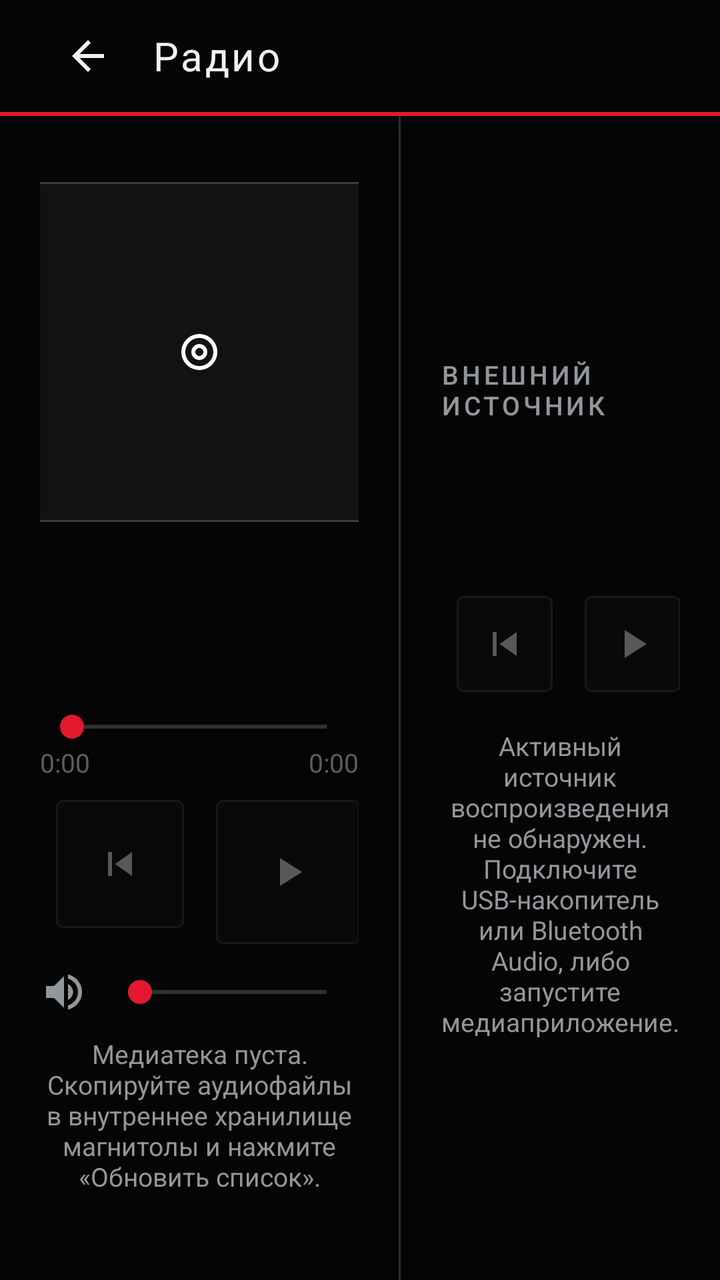
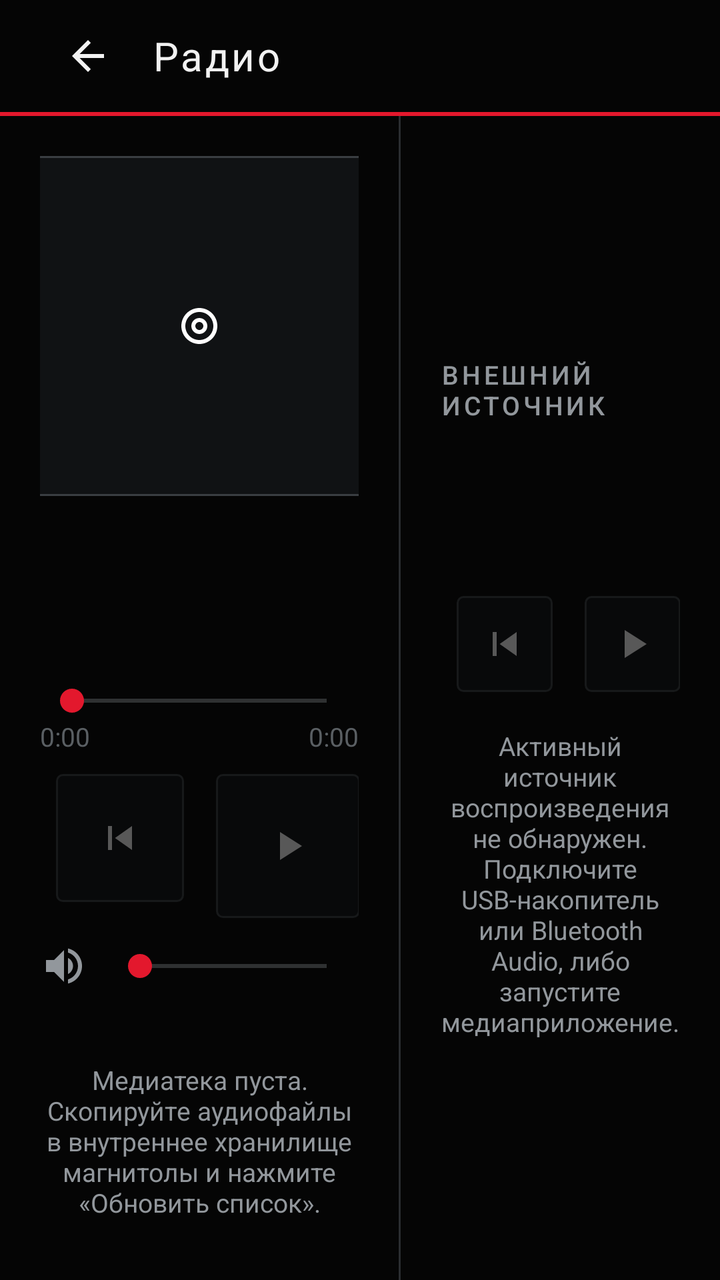

The first picture is an Android layout as it rendered before a commit; the second is the same layout after the commit. The layout source and the unified diff follow.
<!-- AndroidManifest.xml: application theme Theme.VWShell -->
<!-- res/layout/fragment_media.xml -->
<?xml version="1.0" encoding="utf-8"?>
<LinearLayout xmlns:android="http://schemas.android.com/apk/res/android"
    android:layout_width="match_parent" android:layout_height="match_parent"
    android:orientation="vertical" android:background="@color/vw_background">
    <include layout="@layout/layout_section_header"/>
    <View android:layout_width="match_parent" android:layout_height="@dimen/accent_line" android:background="@drawable/accent_line"/>

    <LinearLayout android:layout_width="match_parent" android:layout_height="0dp" android:layout_weight="1"
        android:orientation="horizontal" android:baselineAligned="false">

        
        <LinearLayout android:id="@+id/localPanel"
            android:layout_width="0dp" android:layout_height="match_parent" android:layout_weight="5"
            android:orientation="vertical" android:gravity="center" android:padding="@dimen/screen_padding">

            <ImageView android:id="@+id/localArt"
                android:layout_width="170dp" android:layout_height="170dp"
                android:scaleType="centerInside"
                android:background="@drawable/bg_tile"
                android:src="@drawable/ic_album"
                android:contentDescription="@string/media_local_title"/>

            <TextView android:id="@+id/localTrack" android:layout_width="match_parent" android:layout_height="wrap_content"
                android:layout_marginTop="16dp" android:gravity="center" android:singleLine="true" android:ellipsize="end"
                android:textColor="@color/vw_text_primary" android:textSize="24sp"/>
            <TextView android:id="@+id/localArtist" android:layout_width="match_parent" android:layout_height="wrap_content"
                android:layout_marginTop="4dp" android:gravity="center" android:singleLine="true" android:ellipsize="end"
                android:textColor="@color/vw_text_secondary" android:textSize="@dimen/title_text"/>

            
            <SeekBar android:id="@+id/localSeek" android:layout_width="match_parent" android:layout_height="wrap_content"
                android:layout_marginTop="14dp" android:progressTint="@color/vw_accent"
                android:thumbTint="@color/vw_accent" android:enabled="false"/>
            <LinearLayout android:layout_width="match_parent" android:layout_height="wrap_content"
                android:orientation="horizontal">
                <TextView android:id="@+id/localPos" android:layout_width="0dp" android:layout_height="wrap_content"
                    android:layout_weight="1" android:textColor="@color/vw_text_disabled" android:textSize="@dimen/small_text" android:text="0:00"/>
                <TextView android:id="@+id/localDur" android:layout_width="wrap_content" android:layout_height="wrap_content"
                    android:textColor="@color/vw_text_disabled" android:textSize="@dimen/small_text" android:text="0:00"/>
            </LinearLayout>

            <LinearLayout android:layout_width="wrap_content" android:layout_height="wrap_content"
                android:orientation="horizontal" android:layout_marginTop="10dp">
                <ImageButton android:id="@+id/btnLocalPrev" style="@style/VW.ControlButton"
                    android:src="@drawable/ic_prev" android:contentDescription="@string/media_prev" android:alpha="0.35"/>
                <ImageButton android:id="@+id/btnLocalPlay" style="@style/VW.ControlButton.play"
                    android:src="@drawable/ic_play" android:contentDescription="@string/media_play" android:alpha="0.35"/>
                <ImageButton android:id="@+id/btnLocalNext" style="@style/VW.ControlButton"
                    android:src="@drawable/ic_next" android:contentDescription="@string/media_next" android:alpha="0.35"/>
            </LinearLayout>

            
            <LinearLayout android:layout_width="match_parent" android:layout_height="wrap_content"
                android:orientation="horizontal" android:gravity="center_vertical" android:layout_marginTop="12dp">
                <ImageView android:layout_width="@dimen/icon_sm" android:layout_height="@dimen/icon_sm"
                    android:src="@drawable/ic_volume" android:contentDescription="@string/media_volume"
                    android:tint="@color/vw_text_secondary"/>
                <SeekBar android:id="@+id/volumeSeek" android:layout_width="0dp" android:layout_height="wrap_content"
                    android:layout_weight="1" android:layout_marginStart="10dp" android:progressTint="@color/vw_accent"
                    android:thumbTint="@color/vw_accent"/>
            </LinearLayout>

            <TextView android:id="@+id/localStatus" android:layout_width="match_parent" android:layout_height="wrap_content"
                android:layout_marginTop="10dp" android:gravity="center" android:textColor="@color/vw_text_secondary"
                android:textSize="@dimen/small_text" android:text="@string/media_local_empty"/>

            <LinearLayout android:layout_width="wrap_content" android:layout_height="wrap_content"
                android:orientation="horizontal" android:layout_marginTop="10dp">
                <com.google.android.material.button.MaterialButton android:id="@+id/btnGrantAudio" style="@style/VW.Button.Accent"
                    android:layout_width="wrap_content" android:layout_height="@dimen/button_height"
                    android:text="@string/media_grant_audio" android:visibility="gone"/>
                <com.google.android.material.button.MaterialButton android:id="@+id/btnRescan" style="@style/VW.Button"
                    android:layout_width="wrap_content" android:layout_height="@dimen/button_height"
                    android:layout_marginStart="10dp" android:text="@string/media_rescan" android:visibility="gone"/>
            </LinearLayout>
        </LinearLayout>

        <View android:layout_width="1dp" android:layout_height="match_parent" android:background="@color/vw_divider"/>

        
        <ScrollView android:layout_width="0dp" android:layout_height="match_parent" android:layout_weight="4"
            android:fillViewport="true">
            <LinearLayout android:layout_width="match_parent" android:layout_height="wrap_content"
                android:orientation="vertical" android:gravity="center" android:padding="@dimen/screen_padding">

                <TextView style="@style/VW.SectionLabel" android:layout_width="wrap_content" android:layout_height="wrap_content"
                    android:text="@string/media_external_title"/>

                <ImageView android:id="@+id/extSourceIcon" android:layout_width="40dp" android:layout_height="40dp"
                    android:layout_marginTop="14dp" android:src="@drawable/ic_bluetooth"
                    android:contentDescription="@string/media_external_title" android:visibility="gone"
                    android:tint="@color/vw_text_secondary"/>
                <ImageView android:id="@+id/extAlbumArt" android:layout_width="120dp" android:layout_height="120dp"
                    android:layout_marginTop="10dp" android:scaleType="centerInside" android:visibility="gone"
                    android:contentDescription="@string/media_external_title"/>
                <TextView android:id="@+id/extTrack" android:layout_width="match_parent" android:layout_height="wrap_content"
                    android:layout_marginTop="14dp" android:gravity="center" android:singleLine="true" android:ellipsize="end"
                    android:textColor="@color/vw_text_primary" android:textSize="20sp"/>
                <TextView android:id="@+id/extArtist" android:layout_width="match_parent" android:layout_height="wrap_content"
                    android:layout_marginTop="4dp" android:gravity="center" android:singleLine="true" android:ellipsize="end"
                    android:textColor="@color/vw_text_secondary" android:textSize="@dimen/body_text"/>

                <LinearLayout android:layout_width="wrap_content" android:layout_height="wrap_content"
                    android:orientation="horizontal" android:layout_marginTop="20dp">
                    <ImageButton android:id="@+id/btnExtPrev" style="@style/VW.ControlButton.small"
                        android:src="@drawable/ic_prev" android:contentDescription="@string/media_prev" android:alpha="0.35"/>
                    <ImageButton android:id="@+id/btnExtPlay" style="@style/VW.ControlButton.small"
                        android:src="@drawable/ic_play" android:contentDescription="@string/media_play" android:alpha="0.35"/>
                    <ImageButton android:id="@+id/btnExtNext" style="@style/VW.ControlButton.small"
                        android:src="@drawable/ic_next" android:contentDescription="@string/media_next" android:alpha="0.35"/>
                </LinearLayout>

                <TextView android:id="@+id/extStatus" android:layout_width="match_parent" android:layout_height="wrap_content"
                    android:layout_marginTop="18dp" android:gravity="center" android:textColor="@color/vw_text_secondary"
                    android:textSize="@dimen/small_text" android:text="@string/media_no_session"/>

                <com.google.android.material.button.MaterialButton android:id="@+id/btnGrantMediaAccess" style="@style/VW.Button.Accent"
                    android:layout_width="wrap_content" android:layout_height="@dimen/button_height" android:layout_marginTop="12dp"
                    android:text="@string/media_grant_access" android:visibility="gone"/>
            </LinearLayout>
        </ScrollView>
    </LinearLayout>
</LinearLayout>
<!-- res/layout/layout_section_header.xml (included above) -->
<?xml version="1.0" encoding="utf-8"?>
<LinearLayout xmlns:android="http://schemas.android.com/apk/res/android"
    android:layout_width="match_parent"
    android:layout_height="@dimen/topbar_height"
    android:orientation="horizontal"
    android:gravity="center_vertical"
    android:background="@color/vw_background"
    android:paddingStart="@dimen/screen_padding"
    android:paddingEnd="@dimen/screen_padding">

    <ImageButton
        android:id="@+id/btnBack"
        android:layout_width="48dp"
        android:layout_height="48dp"
        android:background="?attr/selectableItemBackgroundBorderless"
        android:src="@drawable/ic_back"
        android:scaleType="centerInside"
        android:contentDescription="@string/back"
        android:focusable="true"/>

    <TextView
        android:id="@+id/sectionTitle"
        android:layout_width="0dp"
        android:layout_height="wrap_content"
        android:layout_weight="1"
        android:layout_marginStart="8dp"
        android:textColor="@color/vw_text_primary"
        android:textSize="@dimen/title_text"
        android:letterSpacing="0.06"
        android:text="@string/radio_title"/>

    <TextView
        android:id="@+id/headerClock"
        android:layout_width="wrap_content"
        android:layout_height="wrap_content"
        android:textColor="@color/vw_text_secondary"
        android:textSize="@dimen/body_text"
        android:fontFamily="sans-serif-light"/>
</LinearLayout>
<!-- resources referenced by this layout -->
<resources>
  <color name="vw_accent">#FFE3182D</color>
  <color name="vw_background">#FF050505</color>
  <color name="vw_divider">#FF2A2D30</color>
  <color name="vw_text_disabled">#FF5A5F63</color>
  <color name="vw_text_primary">#FFF2F2F2</color>
  <color name="vw_text_secondary">#FF92979C</color>
  <dimen name="accent_line">2dp</dimen>
  <dimen name="body_text">16sp</dimen>
  <dimen name="button_height">56dp</dimen>
  <dimen name="icon_sm">24dp</dimen>
  <dimen name="screen_padding">20dp</dimen>
  <dimen name="small_text">13sp</dimen>
  <dimen name="title_text">20sp</dimen>
  <dimen name="topbar_height">56dp</dimen>
  <!-- drawable accent_line (drawable) -->
  <?xml version="1.0" encoding="utf-8"?>
  <shape xmlns:android="http://schemas.android.com/apk/res/android" android:shape="rectangle">
      <solid android:color="@color/vw_accent"/>
  </shape>
  <!-- drawable ic_play (drawable) -->
  <?xml version="1.0" encoding="utf-8"?>
  <vector xmlns:android="http://schemas.android.com/apk/res/android"
      android:width="24dp" android:height="24dp"
      android:viewportWidth="24" android:viewportHeight="24"
      android:tint="@color/vw_icon_tint">
      <path android:fillColor="#FFFFFFFF" android:pathData="M8,5v14l11,-7z"/>
  </vector>
  <!-- drawable ic_prev (drawable) -->
  <?xml version="1.0" encoding="utf-8"?>
  <vector xmlns:android="http://schemas.android.com/apk/res/android"
      android:width="24dp" android:height="24dp"
      android:viewportWidth="24" android:viewportHeight="24"
      android:tint="@color/vw_icon_tint">
      <path android:fillColor="#FFFFFFFF" android:pathData="M6,6h2v12H6zM9.5,12l8.5,6V6z"/>
  </vector>
  <string name="back">Назад</string>
  <string name="media_external_title">Внешний источник</string>
  <string name="media_grant_access">Предоставить доступ</string>
  <string name="media_grant_audio">Доступ к аудио</string>
  <string name="media_local_empty">Медиатека пуста. Скопируйте аудиофайлы в внутреннее хранилище магнитолы и нажмите «Обновить список».</string>
  <string name="media_local_title">Локальная музыка</string>
  <string name="media_next">Следующий трек</string>
  <string name="media_no_session">Активный источник воспроизведения не обнаружен. Подключите USB-накопитель или Bluetooth Audio, либо запустите медиаприложение.</string>
  <string name="media_play">Воспроизведение</string>
  <string name="media_prev">Предыдущий трек</string>
  <string name="media_rescan">Обновить список</string>
  <string name="media_volume">Громкость</string>
  <string name="radio_title">Радио</string>
  <style name="VW.Button.Accent" parent="VW.Button">
          <item name="backgroundTint">@color/vw_accent</item>
          <item name="strokeColor">@color/vw_accent</item>
          <item name="android:textColor">@color/vw_text_primary</item>
      </style>
  <style name="VW.ControlButton.play">
          <item name="android:layout_width">@dimen/dial_button</item>
          <item name="android:layout_height">@dimen/dial_button</item>
      </style>
  <style name="VW.ControlButton.small">
          <item name="android:layout_width">48dp</item>
          <item name="android:layout_height">48dp</item>
          <item name="android:padding">10dp</item>
      </style>
  <style name="VW.SectionLabel" parent="">
          <item name="android:textColor">@color/vw_text_secondary</item>
          <item name="android:textSize">@dimen/small_text</item>
          <item name="android:letterSpacing">0.12</item>
          <item name="android:textAllCaps">true</item>
          <item name="android:fontFamily">sans-serif-medium</item>
      </style>
  <color name="vw_tile_bg_pressed">#FF1B1E21</color>
  <dimen name="tile_stroke">1dp</dimen>
  <dimen name="tile_radius">3dp</dimen>
  <color name="vw_tile_bg">#FF101214</color>
  <color name="vw_stroke">#FF3A3E42</color>
  <color name="vw_icon_tint">#FFF2F2F2</color>
  <dimen name="control_button">64dp</dimen>
  <dimen name="dial_button">72dp</dimen>
  <!-- unchanged entries left out for length: 10 -->
</resources>

<!-- the commit's change to res/layout/fragment_media.xml (unified diff, before → after) -->
@@ -59,6 +59,11 @@
                     android:layout_weight="1" android:layout_marginStart="10dp" android:progressTint="@color/vw_accent"
                     android:thumbTint="@color/vw_accent"/>
             </LinearLayout>
+
+            
+            <androidx.recyclerview.widget.RecyclerView android:id="@+id/localList"
+                android:layout_width="match_parent" android:layout_height="0dp" android:layout_weight="1"
+                android:minHeight="60dp" android:layout_marginTop="8dp" android:fadeScrollbars="false"/>
 
             <TextView android:id="@+id/localStatus" android:layout_width="match_parent" android:layout_height="wrap_content"
                 android:layout_marginTop="10dp" android:gravity="center" android:textColor="@color/vw_text_secondary"
